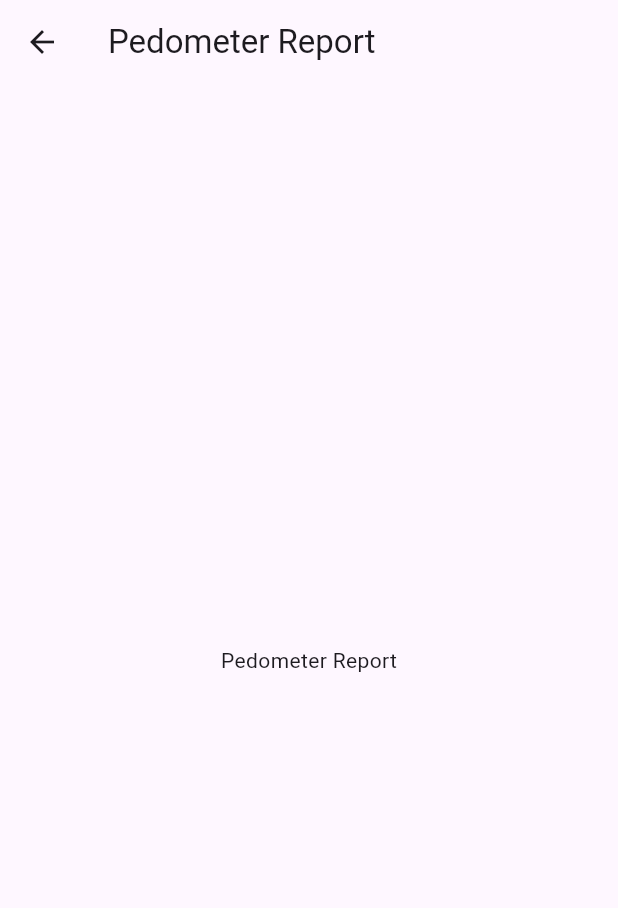
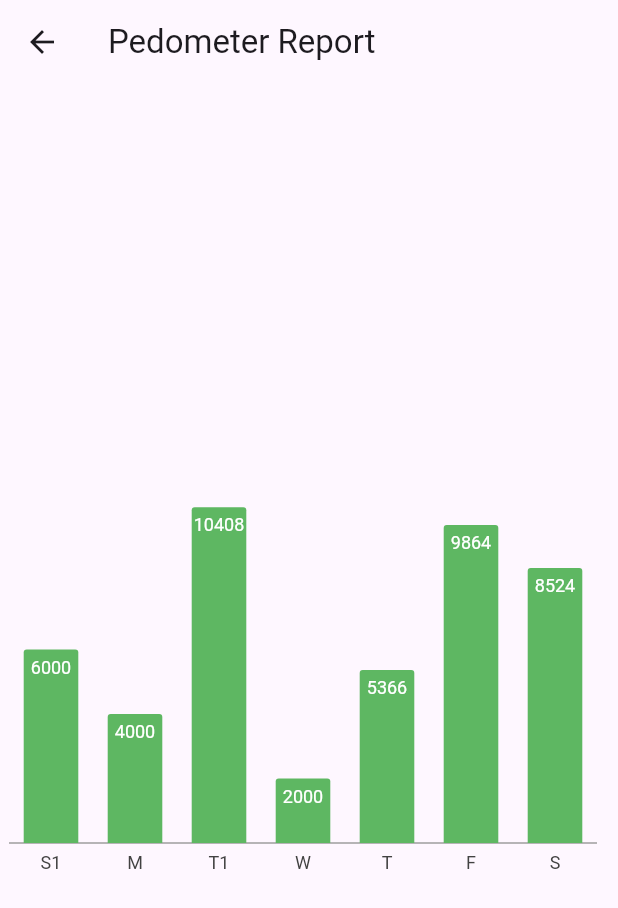
Before and after one commit to joharkhan99/healthtrack, a Flutter app: the PedometerReport screen opened directly, on a phone screen of 412 x 824 dp. Shown: the top 908 px of the screen. Run offline on Flutter 3.47's test engine with Material 3 defaults, Android fonts, the phone set to English and light mode, and no system bars; our stand-ins replace charts_flutter, liquid_progress_indicator_v2.

Commit message:
Add vertical bar chart to PedometerReport screen

```diff
--- a/lib/src/screens/pedometer_report.dart
+++ b/lib/src/screens/pedometer_report.dart
@@ -1,16 +1,82 @@
 import 'package:flutter/material.dart';
+import 'package:charts_flutter/flutter.dart' as charts;
+
+class BarChartData {
+  final String label;
+  final int value;
+
+  BarChartData(this.label, this.value);
+}
+
+List<charts.Series<BarChartData, String>> _createSeries(List<BarChartData> data) {
+  return [
+    charts.Series<BarChartData, String>(
+      id: 'Data',
+      data: data,
+      domainFn: (BarChartData datum, _) => datum.label,
+      measureFn: (BarChartData datum, _) => datum.value,
+      labelAccessorFn: (BarChartData datum, _) => '${datum.value}',
+      fillColorFn: (_, __) => charts.ColorUtil.fromDartColor(Colors.green).lighter,
+      // labelAccessorFn: (BarChartData datum, _) => '\$${datum.toString()}'
+      insideLabelStyleAccessorFn: (datum, index) => charts.TextStyleSpec(
+        color: charts.MaterialPalette.white,
+        fontSize: 12,
+      ),
+    )
+  ];
+}
+
+class VerticalBarChart extends StatelessWidget {
+  final List<BarChartData> data;
+
+  const VerticalBarChart(this.data, {super.key});
+
+  @override
+  Widget build(BuildContext context) {
+    return Container(
+      child: charts.BarChart(
+        _createSeries(data),
+        vertical: true,
+        // primaryMeasureAxis: null,
+        barRendererDecorator: charts.BarLabelDecorator<String>(),
+        defaultRenderer: charts.BarRendererConfig(
+          // cornerStrategy: const charts.ConstCornerStrategy(5),
+          groupingType: charts.BarGroupingType.grouped,
+          barGroupInnerPaddingPx: 0,
+          strokeWidthPx: 0,
+        ),
+        barGroupingType: charts.BarGroupingType.grouped,
+        primaryMeasureAxis: new charts.NumericAxisSpec(renderSpec: new charts.NoneRenderSpec()),
+      ),
+    );
+  }
+}
 
 class PedometerReport extends StatelessWidget {
   const PedometerReport({super.key});
 
   @override
   Widget build(BuildContext context) {
+    List<BarChartData> chartData = [
+      BarChartData('S1', 6000),
+      BarChartData('M', 4000),
+      BarChartData('T1', 10408),
+      BarChartData('W', 2000),
+      BarChartData('T', 5366),
+      BarChartData('F', 9864),
+      BarChartData('S', 8524),
+    ];
+
     return Scaffold(
       appBar: AppBar(
         title: Text('Pedometer Report'),
       ),
       body: Center(
-        child: Text('Pedometer Report'),
+        child: Container(
+          height: 300,
+          padding: EdgeInsets.all(0),
+          child: VerticalBarChart(chartData),
+        ),
       ),
     );
   }
--- a/lib/src/widgets/pedometer_bottom_navigation.dart
+++ b/lib/src/widgets/pedometer_bottom_navigation.dart
@@ -12,7 +12,7 @@ class PedoMeterBottomNavigation extends StatelessWidget {
       currentIndex: currentIndex,
       onTap: (value) => onTabChange(value),
       items: const [
-        BottomNavigationBarItem(icon: Icon(Icons.home), label: 'Home', tooltip: 'Home'),
+        BottomNavigationBarItem(icon: Icon(Icons.home), label: 'Today', tooltip: 'Today'),
         BottomNavigationBarItem(icon: Icon(Icons.leaderboard_rounded), label: 'Report', tooltip: 'Report'),
         BottomNavigationBarItem(icon: Icon(Icons.health_and_safety_rounded), label: 'Health', tooltip: 'Health'),
         BottomNavigationBarItem(icon: Icon(Icons.settings_rounded), label: 'Settings', tooltip: 'Settings'),
--- a/pubspec.yaml
+++ b/pubspec.yaml
@@ -36,6 +36,7 @@ dependencies:
   # Use with the CupertinoIcons class for iOS style icons.
   cupertino_icons: ^1.0.2
   liquid_progress_indicator_v2: ^0.5.0
+  charts_flutter: ^0.12.0
 
 dev_dependencies:
   flutter_test:
```
Also changed, not shown: pubspec.lock.
